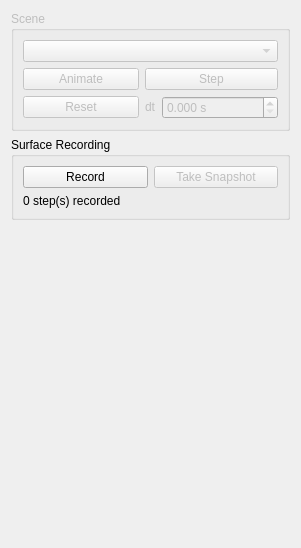
Before: the Qt Designer form Plugins/org.mitk.gui.qt.simulation/src/internal/QmitkSimulationViewControls.ui in MITK/MITK, drawn with Qt 5.
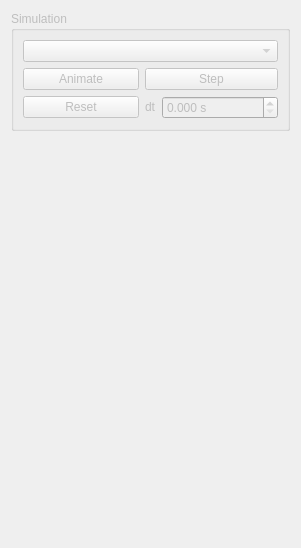
After: the same form once the commit is applied. Custom widgets are drawn as their Qt base class.

Commit message: Implemented fair pseudo-parallel simulation runs with weighted round robin scheduling.

```diff
--- a/Plugins/org.mitk.gui.qt.simulation/src/internal/QmitkSimulationViewControls.ui
+++ b/Plugins/org.mitk.gui.qt.simulation/src/internal/QmitkSimulationViewControls.ui
@@ -23,7 +23,7 @@
       <bool>false</bool>
      </property>
      <property name="title">
-      <string>Scene</string>
+      <string>Simulation</string>
      </property>
      <layout class="QGridLayout" name="gridLayout">
       <item row="0" column="0" colspan="3">
@@ -116,42 +116,6 @@
      </layout>
     </widget>
    </item>
-   <item>
-    <widget class="QGroupBox" name="surfaceRecordingGroupBox">
-     <property name="title">
-      <string>Surface Recording</string>
-     </property>
-     <layout class="QGridLayout" name="gridLayout_2">
-      <item row="0" column="0">
-       <widget class="QPushButton" name="recordButton">
-        <property name="text">
-         <string>Record</string>
-        </property>
-        <property name="checkable">
-         <bool>true</bool>
-        </property>
-       </widget>
-      </item>
-      <item row="0" column="1">
-       <widget class="QPushButton" name="snapshotButton">
-        <property name="enabled">
-         <bool>false</bool>
-        </property>
-        <property name="text">
-         <string>Take Snapshot</string>
-        </property>
-       </widget>
-      </item>
-      <item row="1" column="0" colspan="2">
-       <widget class="QLabel" name="stepsRecordedLabel">
-        <property name="text">
-         <string>0 step(s) recorded</string>
-        </property>
-       </widget>
-      </item>
-     </layout>
-    </widget>
-   </item>
    <item>
     <spacer name="verticalSpacer">
      <property name="orientation">
```
Left out of the diff: 4 changed lines with no effect on the pictures. The commit also changes 17 other files.
